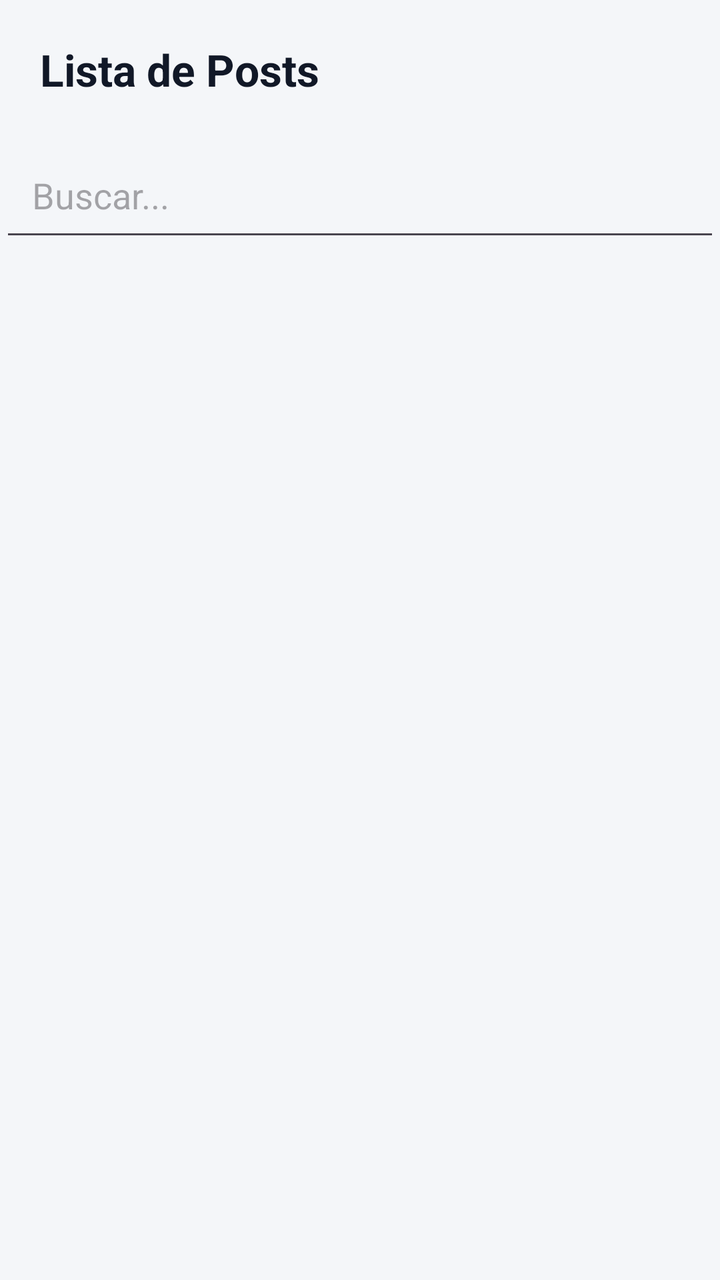
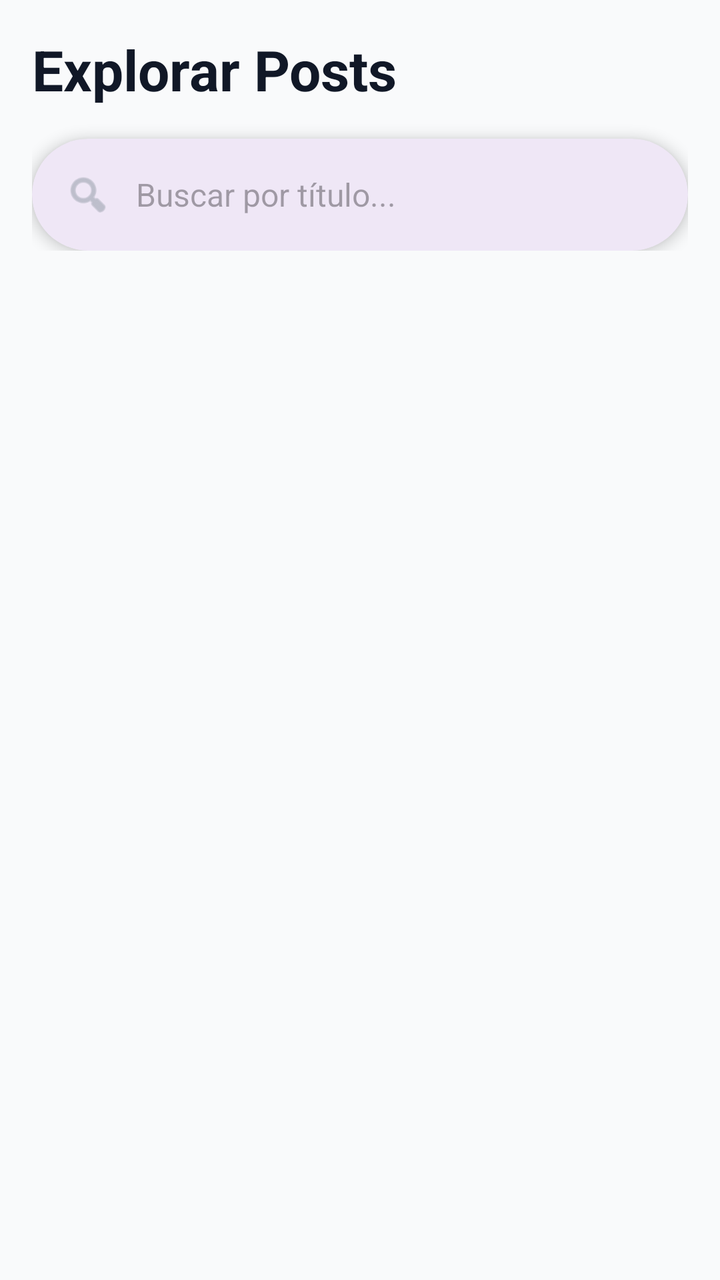

Two renders of the same Android screen: before a commit and after it. Below are the layout's source before the change and the commit's diff.
<!-- AndroidManifest.xml: application theme Theme.MyApplicationMVVM -->
<!-- res/layout/fragment_lista_post.xml -->
<?xml version="1.0" encoding="utf-8"?>
<androidx.constraintlayout.widget.ConstraintLayout xmlns:android="http://schemas.android.com/apk/res/android"
    xmlns:app="http://schemas.android.com/apk/res-auto"
    android:layout_width="match_parent"
    android:layout_height="match_parent"
    xmlns:tools="http://schemas.android.com/tools"
    android:background="#F4F6F9">

    

    
    <TextView
        android:id="@+id/tvTituloLista"
        android:layout_width="0dp"
        android:layout_height="wrap_content"
        android:padding="20dp"
        android:text="Lista de Posts"
        android:textColor="#111827"
        android:textSize="22sp"
        android:textStyle="bold"
        app:layout_constraintEnd_toEndOf="parent"
        app:layout_constraintStart_toStartOf="parent"
        app:layout_constraintTop_toTopOf="parent" />

    <EditText
        android:id="@+id/etBuscar"
        android:layout_width="0dp"
        android:layout_height="wrap_content"
        android:hint="Buscar..."
        android:padding="16dp"
        app:layout_constraintEnd_toEndOf="parent"
        app:layout_constraintHorizontal_bias="0.5"
        app:layout_constraintStart_toStartOf="parent"
        app:layout_constraintTop_toBottomOf="@+id/tvTituloLista"
        tools:ignore="MissingConstraints"></EditText>

    <androidx.recyclerview.widget.RecyclerView
        android:id="@+id/recyclerPosts"
        android:layout_width="0dp"
        android:layout_height="0dp"
        android:clipToPadding="false"
        android:padding="16dp"
        app:layoutManager="androidx.recyclerview.widget.LinearLayoutManager"
        app:layout_constraintBottom_toBottomOf="parent"
        app:layout_constraintEnd_toEndOf="parent"
        app:layout_constraintStart_toStartOf="parent"
        app:layout_constraintTop_toBottomOf="@+id/etBuscar"
        tools:listitem="@layout/item_post" />

</androidx.constraintlayout.widget.ConstraintLayout>
<!-- res/layout/item_post.xml (included above) -->
<?xml version="1.0" encoding="utf-8"?>
<com.google.android.material.card.MaterialCardView
    xmlns:android="http://schemas.android.com/apk/res/android"
    xmlns:app="http://schemas.android.com/apk/res-auto"
    android:layout_width="match_parent"
    android:layout_height="wrap_content"
    android:layout_marginStart="16dp"
    android:layout_marginEnd="16dp"
    android:layout_marginTop="8dp"
    android:layout_marginBottom="8dp"
    app:cardCornerRadius="16dp"
    app:cardElevation="4dp"
    app:strokeWidth="1dp"
    app:strokeColor="#E5E7EB"
    android:backgroundTint="@android:color/white">

    <LinearLayout
        android:layout_width="match_parent"
        android:layout_height="wrap_content"
        android:orientation="vertical"
        android:padding="20dp">

        
        <TextView
            android:id="@+id/tvUserId"
            android:layout_width="wrap_content"
            android:layout_height="wrap_content"
            android:text="User ID: 1"
            android:textSize="12sp"
            android:textColor="#6B7280"
            android:textStyle="bold"
            android:layout_marginBottom="6dp"/>

        
        <TextView
            android:id="@+id/tvTitle"
            android:layout_width="match_parent"
            android:layout_height="wrap_content"
            android:text="Título del Post aquí"
            android:textSize="18sp"
            android:textStyle="bold"
            android:textColor="#111827"
            android:maxLines="2"
            android:ellipsize="end"
            android:layout_marginBottom="8dp"/>

        
        <TextView
            android:id="@+id/tvBody"
            android:layout_width="match_parent"
            android:layout_height="wrap_content"
            android:text="Contenido del post aquí..."
            android:textSize="14sp"
            android:textColor="#374151"
            android:lineSpacingExtra="2dp"
            android:maxLines="3"
            android:ellipsize="end"/>
        <Button android:id="@+id/btnEditar"
            android:text="Editar"
            android:layout_width="wrap_content"
            android:layout_height="wrap_content" />

        <Button android:id="@+id/btnEliminar"
            android:text="Eliminar"
            android:layout_width="wrap_content"
            android:layout_height="wrap_content" />

    </LinearLayout>

</com.google.android.material.card.MaterialCardView>
<!-- resources referenced by this layout -->
<resources>
  <style name="Theme.MyApplicationMVVM" parent="Base.Theme.MyApplicationMVVM" />
  <style name="Base.Theme.MyApplicationMVVM" parent="Theme.Material3.DayNight.NoActionBar">
          
          
      </style>
</resources>

<!-- the commit's change to res/layout/fragment_lista_post.xml (unified diff, before → after) -->
@@ -1,53 +1,78 @@
 <?xml version="1.0" encoding="utf-8"?>
-<androidx.constraintlayout.widget.ConstraintLayout xmlns:android="http://schemas.android.com/apk/res/android"
+<androidx.coordinatorlayout.widget.CoordinatorLayout
+    xmlns:android="http://schemas.android.com/apk/res/android"
     xmlns:app="http://schemas.android.com/apk/res-auto"
+    xmlns:tools="http://schemas.android.com/tools"
     android:layout_width="match_parent"
     android:layout_height="match_parent"
-    xmlns:tools="http://schemas.android.com/tools"
-    android:background="#F4F6F9">
+    android:background="#F9FAFB">
 
-    
+    <com.google.android.material.appbar.AppBarLayout
+        android:layout_width="match_parent"
+        android:layout_height="wrap_content"
+        android:background="@android:color/transparent"
+        app:elevation="0dp">
 
-    
-    <TextView
-        android:id="@+id/tvTituloLista"
-        android:layout_width="0dp"
-        android:layout_height="wrap_content"
-        android:padding="20dp"
-        android:text="Lista de Posts"
-        android:textColor="#111827"
-        android:textSize="22sp"
-        android:textStyle="bold"
-        app:layout_constraintEnd_toEndOf="parent"
-        app:layout_constraintStart_toStartOf="parent"
-        app:layout_constraintTop_toTopOf="parent" />
+        <LinearLayout
+            android:layout_width="match_parent"
+            android:layout_height="wrap_content"
+            android:orientation="vertical"
+            android:padding="16dp">
 
-    <EditText
-        android:id="@+id/etBuscar"
-        android:layout_width="0dp"
-        android:layout_height="wrap_content"
-        android:hint="Buscar..."
-        android:padding="16dp"
-        app:layout_constraintEnd_toEndOf="parent"
-        app:layout_constraintHorizontal_bias="0.5"
-        app:layout_constraintStart_toStartOf="parent"
-        app:layout_constraintTop_toBottomOf="@+id/tvTituloLista"
-        tools:ignore="MissingConstraints"></EditText>
+            <TextView
+                android:layout_width="wrap_content"
+                android:layout_height="wrap_content"
+                android:text="Explorar Posts"
+                android:textSize="28sp"
+                android:textStyle="bold"
+                android:textColor="#111827"
+                android:layout_marginBottom="16dp"/>
+
+            <com.google.android.material.card.MaterialCardView
+                android:layout_width="match_parent"
+                android:layout_height="56dp"
+                app:cardCornerRadius="28dp"
+                app:cardElevation="4dp"
+                app:strokeWidth="0dp">
+
+                <LinearLayout
+                    android:layout_width="match_parent"
+                    android:layout_height="match_parent"
+                    android:gravity="center_vertical"
+                    android:paddingHorizontal="16dp">
+
+                    <ImageView
+                        android:layout_width="24dp"
+                        android:layout_height="24dp"
+                        android:src="@android:drawable/ic_menu_search"
+                        app:tint="#9CA3AF" />
+
+                    <EditText
+                        android:id="@+id/etBuscar"
+                        android:layout_width="match_parent"
+                        android:layout_height="match_parent"
+                        android:background="@android:color/transparent"
+                        android:hint="Buscar por título..."
+                        android:paddingHorizontal="12dp"
+                        android:textSize="16sp"
+                        android:textColor="#111827"
+                        android:maxLines="1"
+                        android:imeOptions="actionSearch"/>
+                </LinearLayout>
+            </com.google.android.material.card.MaterialCardView>
+        </LinearLayout>
+    </com.google.android.material.appbar.AppBarLayout>
 
     <androidx.recyclerview.widget.RecyclerView
         android:id="@+id/recyclerPosts"
-        android:layout_width="0dp"
-        android:layout_height="0dp"
+        android:layout_width="match_parent"
+        android:layout_height="match_parent"
+        android:paddingTop="8dp"
         android:clipToPadding="false"
-        android:padding="16dp"
-        app:layoutManager="androidx.recyclerview.widget.LinearLayoutManager"
-        app:layout_constraintBottom_toBottomOf="parent"
-        app:layout_constraintEnd_toEndOf="parent"
-        app:layout_constraintStart_toStartOf="parent"
-        app:layout_constraintTop_toBottomOf="@+id/etBuscar"
+        app:layout_behavior="@string/appbar_scrolling_view_behavior"
         tools:listitem="@layout/item_post" />
 
-</androidx.constraintlayout.widget.ConstraintLayout>
+</androidx.coordinatorlayout.widget.CoordinatorLayout>
 <!-- res/layout/item_post.xml (included above) -->
 <?xml version="1.0" encoding="utf-8"?>
 <com.google.android.material.card.MaterialCardView
@@ -55,14 +80,11 @@
     xmlns:app="http://schemas.android.com/apk/res-auto"
     android:layout_width="match_parent"
     android:layout_height="wrap_content"
-    android:layout_marginStart="16dp"
-    android:layout_marginEnd="16dp"
-    android:layout_marginTop="8dp"
-    android:layout_marginBottom="8dp"
-    app:cardCornerRadius="16dp"
-    app:cardElevation="4dp"
-    app:strokeWidth="1dp"
-    app:strokeColor="#E5E7EB"
+    android:layout_marginHorizontal="16dp"
+    android:layout_marginVertical="8dp"
+    app:cardCornerRadius="24dp"
+    app:cardElevation="2dp"
+    app:strokeWidth="0dp"
     android:backgroundTint="@android:color/white">
 
     <LinearLayout
@@ -71,51 +93,70 @@
         android:orientation="vertical"
         android:padding="20dp">
 
-        
-        <TextView
-            android:id="@+id/tvUserId"
-            android:layout_width="wrap_content"
+        <LinearLayout
+            android:layout_width="match_parent"
             android:layout_height="wrap_content"
-            android:text="User ID: 1"
-            android:textSize="12sp"
-            android:textColor="#6B7280"
-            android:textStyle="bold"
-            android:layout_marginBottom="6dp"/>
+            android:gravity="center_vertical"
+            android:orientation="horizontal"
+            android:layout_marginBottom="12dp">
 
-        
+            <com.google.android.material.imageview.ShapeableImageView
+                android:layout_width="32dp"
+                android:layout_height="32dp"
+                android:src="@android:drawable/ic_menu_myplaces"
+                app:tint="#2563EB"
+                android:background="#EFF6FF"
+                android:padding="6dp"
+                app:shapeAppearanceOverlay="@style/ShapeAppearance.Material3.Corner.Full" />
+
+            <TextView
+                android:id="@+id/tvUserId"
+                android:layout_width="0dp"
+                android:layout_height="wrap_content"
+                android:layout_weight="1"
+                android:layout_marginStart="12dp"
+                android:text="Usuario #1"
+                android:textSize="14sp"
+                android:textColor="#6B7280"
+                android:fontFamily="sans-serif-medium"/>
+
+            <ImageButton
+                android:id="@+id/btnEditar"
+                android:layout_width="40dp"
+                android:layout_height="40dp"
+                android:src="@android:drawable/ic_menu_edit"
+                android:background="?attr/selectableItemBackgroundBorderless"
+                app:tint="#2563EB" />
+
+            <ImageButton
+                android:id="@+id/btnEliminar"
+                android:layout_width="40dp"
+                android:layout_height="40dp"
+                android:src="@android:drawable/ic_menu_delete"
+                android:background="?attr/selectableItemBackgroundBorderless"
+                app:tint="#DC2626" />
+        </LinearLayout>
+
         <TextView
             android:id="@+id/tvTitle"
             android:layout_width="match_parent"
             android:layout_height="wrap_content"
-            android:text="Título del Post aquí"
+            android:text="Título del Post"
             android:textSize="18sp"
             android:textStyle="bold"
             android:textColor="#111827"
-            android:maxLines="2"
-            android:ellipsize="end"
             android:layout_marginBottom="8dp"/>
 
-        
         <TextView
             android:id="@+id/tvBody"
             android:layout_width="match_parent"
             android:layout_height="wrap_content"
-            android:text="Contenido del post aquí..."
-            android:textSize="14sp"
-            android:textColor="#374151"
-            android:lineSpacingExtra="2dp"
+            android:text="Este es el contenido del post..."
+            android:textSize="15sp"
+            android:textColor="#4B5563"
+            android:lineHeight="22sp"
             android:maxLines="3"
             android:ellipsize="end"/>
-        <Button android:id="@+id/btnEditar"
-            android:text="Editar"
-            android:layout_width="wrap_content"
-            android:layout_height="wrap_content" />
-
-        <Button android:id="@+id/btnEliminar"
-            android:text="Eliminar"
-            android:layout_width="wrap_content"
-            android:layout_height="wrap_content" />
 
     </LinearLayout>
-
 </com.google.android.material.card.MaterialCardView>
